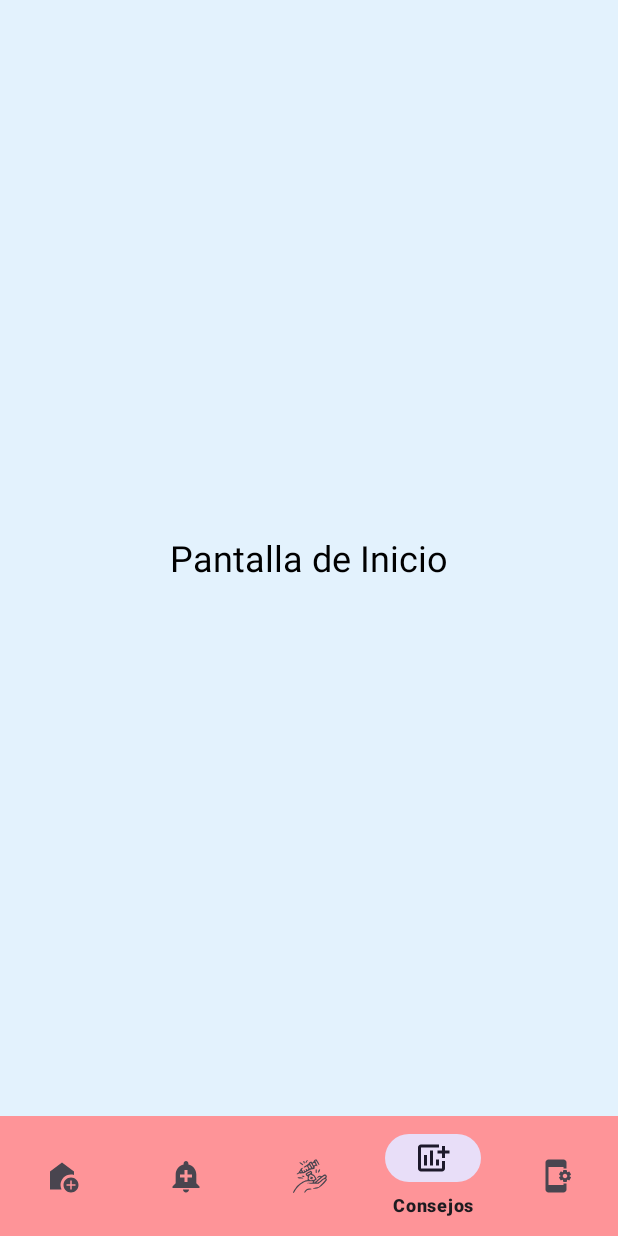
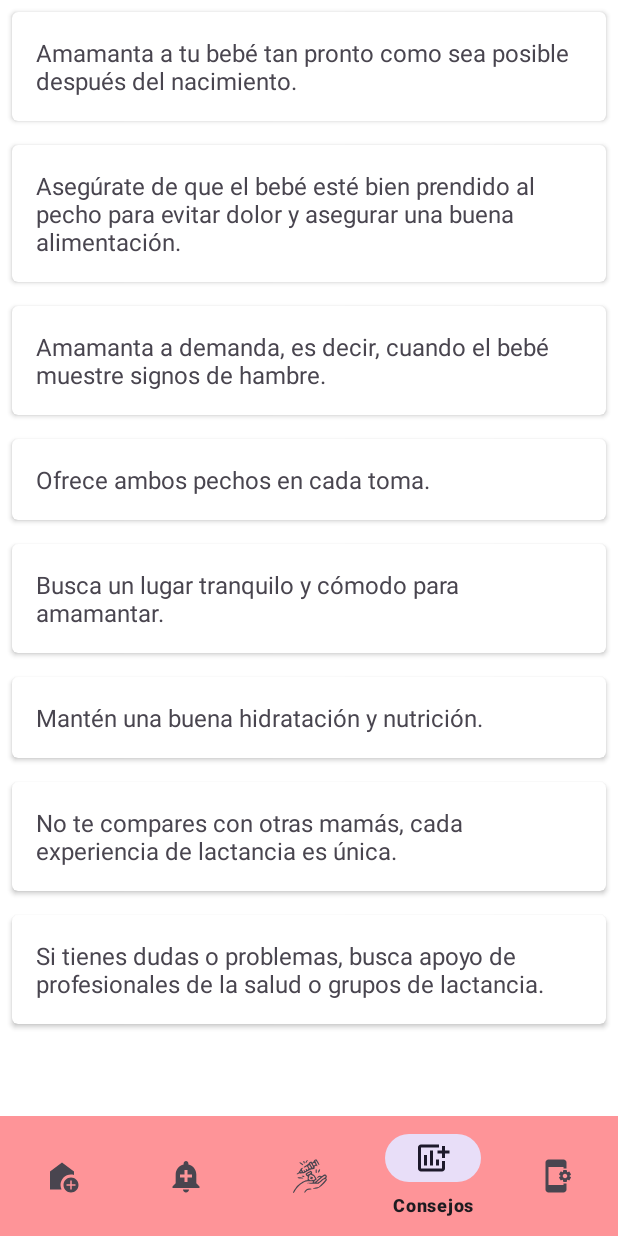
Before and after one commit to AldanaDeSampigny/TNT-materno-infantil, an Android app: the screen it shows after launch (MainActivity), item 4 of the bottom bar chosen, on a phone screen of 412 x 824 dp. Run offline under Robolectric (Android 15) with nearby library versions, the light colour scheme and no system bars.

Commit message:
lista de consejos sobre lactancia con recyclerView y fragment

```diff
--- a/MaternoInfantil/app/build.gradle.kts
+++ b/MaternoInfantil/app/build.gradle.kts
@@ -33,6 +33,7 @@
     kotlinOptions {
         jvmTarget = "11"
     }
+
 }
 
 dependencies {
--- a/MaternoInfantil/app/src/main/java/com/example/materno_infantil/MainActivity.kt
+++ b/MaternoInfantil/app/src/main/java/com/example/materno_infantil/MainActivity.kt
@@ -25,6 +25,7 @@
             val fragment: Fragment = when (item.itemId) {
                 R.id.nav_home -> HomeFragment()
                 R.id.nav_control -> ControlMedicoFragment()
+                R.id.nav_consejos ->ConsejosLactanciaFragment()
                 R.id.nav_settings -> SettingsFragment()
                 else -> HomeFragment()
             }
--- /dev/null
+++ b/MaternoInfantil/app/src/main/java/com/example/materno_infantil/controllers/ConsejosLactanciaFragment.kt
@@ -0,0 +1,43 @@
+package com.example.materno_infantil
+
+import android.os.Bundle
+import androidx.fragment.app.Fragment
+import android.view.LayoutInflater
+import android.view.View
+import android.view.ViewGroup
+import androidx.recyclerview.widget.LinearLayoutManager
+import androidx.recyclerview.widget.RecyclerView
+import com.example.materno_infantil.models.ConsejoLactanciaAdapter
+
+class ConsejosLactanciaFragment : Fragment() {
+
+    private lateinit var recyclerView: RecyclerView
+
+    override fun onCreateView(
+        inflater: LayoutInflater, container: ViewGroup?,
+        savedInstanceState: Bundle?
+    ): View? {
+        val rootView = inflater.inflate(R.layout.fragment_consejos_lactancia, container, false)
+        recyclerView = rootView.findViewById(R.id.consejosLactanciaRecyclerView)
+        return rootView
+    }
+
+    override fun onViewCreated(view: View, savedInstanceState: Bundle?) {
+        super.onViewCreated(view, savedInstanceState)
+
+        val listaConsejos = listOf(
+            "Amamanta a tu bebé tan pronto como sea posible después del nacimiento.",
+            "Asegúrate de que el bebé esté bien prendido al pecho para evitar dolor y asegurar una buena alimentación.",
+            "Amamanta a demanda, es decir, cuando el bebé muestre signos de hambre.",
+            "Ofrece ambos pechos en cada toma.",
+            "Busca un lugar tranquilo y cómodo para amamantar.",
+            "Mantén una buena hidratación y nutrición.",
+            "No te compares con otras mamás, cada experiencia de lactancia es única.",
+            "Si tienes dudas o problemas, busca apoyo de profesionales de la salud o grupos de lactancia."
+        )
+
+        val adapter = ConsejoLactanciaAdapter(listaConsejos)
+        recyclerView.adapter = adapter
+        recyclerView.layoutManager = LinearLayoutManager(requireContext())
+    }
+}
--- /dev/null
+++ b/MaternoInfantil/app/src/main/java/com/example/materno_infantil/models/ConsejoLactanciaAdapter.kt
@@ -0,0 +1,29 @@
+package com.example.materno_infantil.models
+
+import android.view.LayoutInflater
+import android.view.View
+import android.view.ViewGroup
+import android.widget.TextView
+import androidx.recyclerview.widget.RecyclerView
+import com.example.materno_infantil.R
+
+class ConsejoLactanciaAdapter(private val consejos: List<String>) :
+    RecyclerView.Adapter<ConsejoLactanciaAdapter.ConsejoViewHolder>() {
+
+    class ConsejoViewHolder(itemView: View) : RecyclerView.ViewHolder(itemView) {
+        val consejoTextView: TextView = itemView.findViewById(R.id.consejoTextView)
+    }
+
+    override fun onCreateViewHolder(parent: ViewGroup, viewType: Int): ConsejoViewHolder {
+        val itemView = LayoutInflater.from(parent.context)
+            .inflate(R.layout.item_consejo_lactancia, parent, false)
+        return ConsejoViewHolder(itemView)
+    }
+
+    override fun onBindViewHolder(holder: ConsejoViewHolder, position: Int) {
+        val consejoActual = consejos[position]
+        holder.consejoTextView.text = consejoActual
+    }
+
+    override fun getItemCount() = consejos.size
+}
--- a/MaternoInfantil/app/src/main/java/com/example/materno_infantil/models/Lactancia.kt
+++ b/MaternoInfantil/app/src/main/java/com/example/materno_infantil/models/Lactancia.kt
@@ -12,5 +12,4 @@
         enableEdgeToEdge()
         setContentView(R.layout.lactancia)
     }
-
 }
--- /dev/null
+++ b/MaternoInfantil/app/src/main/res/layout/fragment_consejos_lactancia.xml
@@ -0,0 +1,18 @@
+<?xml version="1.0" encoding="utf-8"?>
+<androidx.constraintlayout.widget.ConstraintLayout xmlns:android="http://schemas.android.com/apk/res/android"
+    xmlns:app="http://schemas.android.com/apk/res-auto"
+    xmlns:tools="http://schemas.android.com/tools"
+    android:layout_width="match_parent"
+    android:layout_height="match_parent"
+    tools:context=".ConsejosLactanciaFragment">
+
+    <androidx.recyclerview.widget.RecyclerView
+        android:id="@+id/consejosLactanciaRecyclerView"
+        android:layout_width="0dp"
+        android:layout_height="0dp"
+        app:layout_constraintTop_toTopOf="parent"
+        app:layout_constraintStart_toStartOf="parent"
+        app:layout_constraintEnd_toEndOf="parent"
+        app:layout_constraintBottom_toBottomOf="parent" />
+
+</androidx.constraintlayout.widget.ConstraintLayout>
--- /dev/null
+++ b/MaternoInfantil/app/src/main/res/layout/item_consejo_lactancia.xml
@@ -0,0 +1,18 @@
+<?xml version="1.0" encoding="utf-8"?>
+<androidx.cardview.widget.CardView xmlns:android="http://schemas.android.com/apk/res/android"
+    xmlns:app="http://schemas.android.com/apk/res-auto"
+    android:layout_width="match_parent"
+    android:layout_height="wrap_content"
+    android:layout_margin="8dp"
+    app:cardCornerRadius="4dp"
+    app:cardElevation="2dp">
+
+    <TextView
+        android:id="@+id/consejoTextView"
+        android:layout_width="match_parent"
+        android:layout_height="wrap_content"
+        android:padding="16dp"
+        android:textSize="16sp"
+        android:text="Aquí irá el consejo de lactancia" />
+
+</androidx.cardview.widget.CardView>
--- a/MaternoInfantil/gradle/libs.versions.toml
+++ b/MaternoInfantil/gradle/libs.versions.toml
@@ -32,4 +32,4 @@
 
 [plugins]
 android-application = { id = "com.android.application", version.ref = "agp" }
-kotlin-android = { id = "org.jetbrains.kotlin.android", version.ref = "kotlin" }
+kotlin-android = { id = "org.jetbrains.kotlin.android", version = "2.1.20" }
```
Also changed, not shown: MaternoInfantil/app/src/main/res/layout/lactancia.xml (+0 -12 lines), 1 other file.
